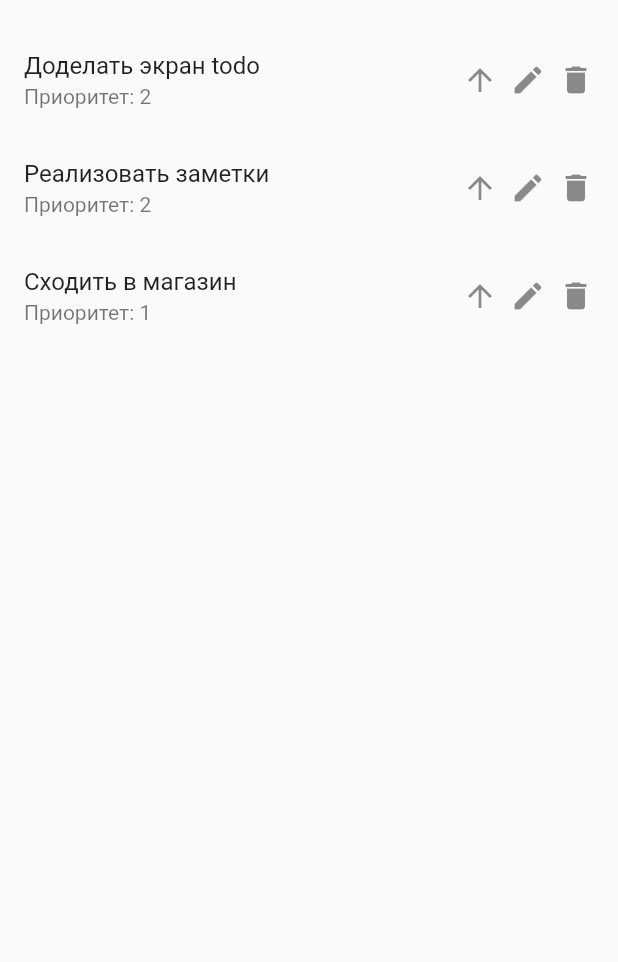
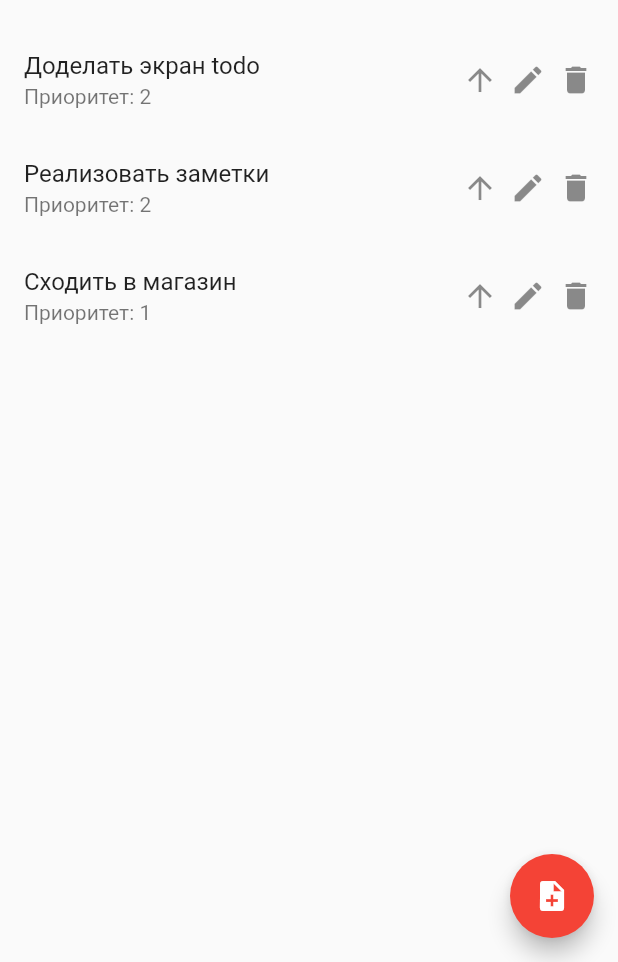
Before and after one commit to Den0110/bloknot, a Flutter app: the TodoScreen screen opened by its route, on a phone screen of 412 x 824 dp, the part 274-1236 px from its top. Run offline on Flutter 3.47's test engine with Material 2 defaults, Android fonts, the phone set to English and light mode, and no system bars; our stand-ins replace flutter_redux, flutter_riverpod, freezed_annotation, redux, shared_preferences; accounts and stored records are empty.

```diff
--- a/lib/main.dart
+++ b/lib/main.dart
@@ -1,4 +1,5 @@
-import 'package:bloknot/router.dart';
+import 'package:bloknot/navigation/router.dart';
+import 'package:bloknot/navigation/routes.dart';
 import 'package:flutter/material.dart';
 import 'package:flutter_riverpod/flutter_riverpod.dart';
 
@@ -18,7 +19,7 @@ class MyApp extends StatelessWidget {
         primarySwatch: Colors.red,
       ),
       onGenerateRoute: AppRouter.generateRoute,
-      initialRoute: '/',
+      initialRoute: Routes.splash,
     );
   }
 }
--- a/lib/router.dart
+++ b/lib/navigation/router.dart
@@ -1,3 +1,4 @@
+import 'package:bloknot/navigation/routes.dart';
 import 'package:bloknot/pages/login_screen.dart';
 import 'package:bloknot/pages/splash_screen.dart';
 import 'package:bloknot/pages/todo_screen.dart';
@@ -6,11 +7,13 @@ import 'package:flutter/material.dart';
 class AppRouter {
   static Route<dynamic> generateRoute(RouteSettings settings) {
     switch (settings.name) {
-      case '/':
+      case Routes.splash:
         return MaterialPageRoute(builder: (_) => const SplashScreen());
-      case '/login':
+      case Routes.login:
         return MaterialPageRoute(builder: (_) => const LoginScreen());
-      case '/todo':
+      case Routes.todo:
+        return MaterialPageRoute(builder: (_) => const TodoScreen());
+      case Routes.notes:
         return MaterialPageRoute(builder: (_) => const TodoScreen());
       default:
         return MaterialPageRoute(
--- /dev/null
+++ b/lib/navigation/routes.dart
@@ -0,0 +1,6 @@
+class Routes {
+  static const splash = '/';
+  static const login = '/login';
+  static const todo = '/todo';
+  static const notes = '/notes';
+}
--- a/lib/pages/login_screen.dart
+++ b/lib/pages/login_screen.dart
@@ -1,4 +1,5 @@
 import 'package:bloknot/constants/colors.dart';
+import 'package:bloknot/navigation/routes.dart';
 import 'package:bloknot/providers/auth_provider.dart';
 import 'package:bloknot/widgets/common/bloknot_button.dart';
 import 'package:bloknot/widgets/common/text_input.dart';
@@ -24,7 +25,7 @@ class _LoginScreenState extends ConsumerState<LoginScreen> {
           password: password,
         )
         .then((_) {
-      Navigator.pushReplacementNamed(context, '/todo');
+      Navigator.pushReplacementNamed(context, Routes.todo);
     }).catchError((e) {
       ScaffoldMessenger.of(context)
           .showSnackBar(SnackBar(content: Text(e.toString())));
--- a/lib/pages/splash_screen.dart
+++ b/lib/pages/splash_screen.dart
@@ -1,3 +1,4 @@
+import 'package:bloknot/navigation/routes.dart';
 import 'package:bloknot/providers/auth_provider.dart';
 import 'package:flutter/material.dart';
 import 'package:flutter_riverpod/flutter_riverpod.dart';
@@ -25,10 +26,10 @@ class _SplashScreenState extends ConsumerState<SplashScreen> {
           final authState = ref.watch(authStateProvider);
           if (authState == AuthState.signedIn) {
             Future.delayed(Duration.zero,
-                () => Navigator.pushReplacementNamed(context, '/todo'));
+                () => Navigator.pushReplacementNamed(context, Routes.todo));
           } else if (authState == AuthState.signedOut) {
             Future.delayed(Duration.zero,
-                () => Navigator.pushReplacementNamed(context, '/login'));
+                () => Navigator.pushReplacementNamed(context, Routes.login));
           }
           return const Center(
             child: Icon(
--- a/lib/pages/todo_screen.dart
+++ b/lib/pages/todo_screen.dart
@@ -1,4 +1,5 @@
 import 'package:bloknot/models/todo_item.dart';
+import 'package:bloknot/navigation/routes.dart';
 import 'package:bloknot/redux/todo/todo_reducer.dart';
 import 'package:bloknot/redux/todo/todo_viewmodel.dart';
 import 'package:bloknot/widgets/todo/todo_item_view.dart';
@@ -48,6 +49,12 @@ class _TodoScreenState extends State<TodoScreen> {
           },
         ),
       ),
+      floatingActionButton: FloatingActionButton(
+        child: const Icon(Icons.note_add),
+        onPressed: () {
+          Navigator.pushNamed(context, Routes.notes);
+        },
+      ),
     );
   }
 }
```
